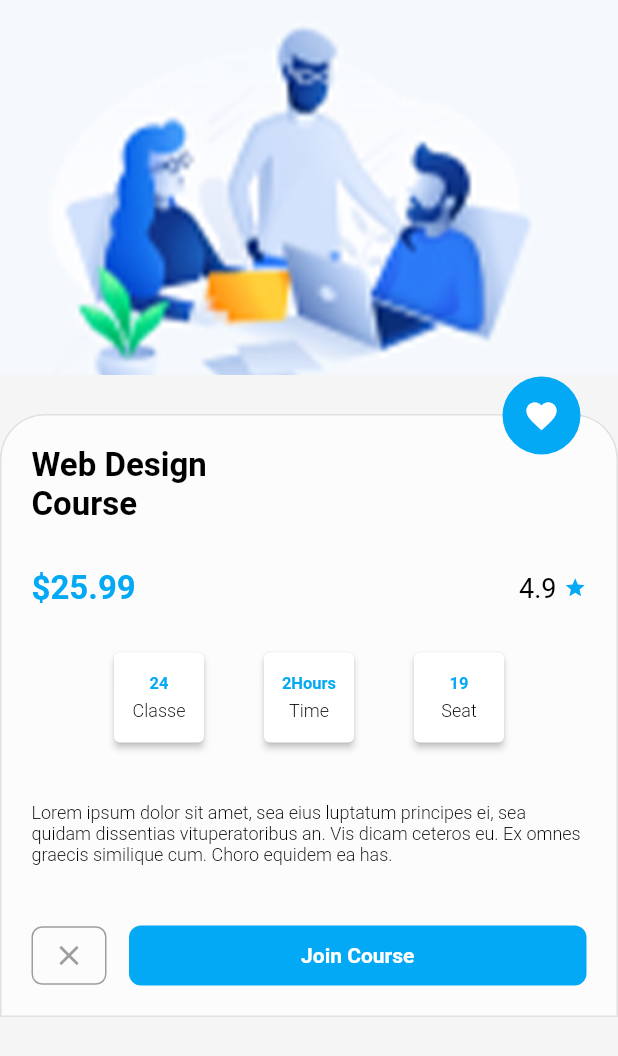
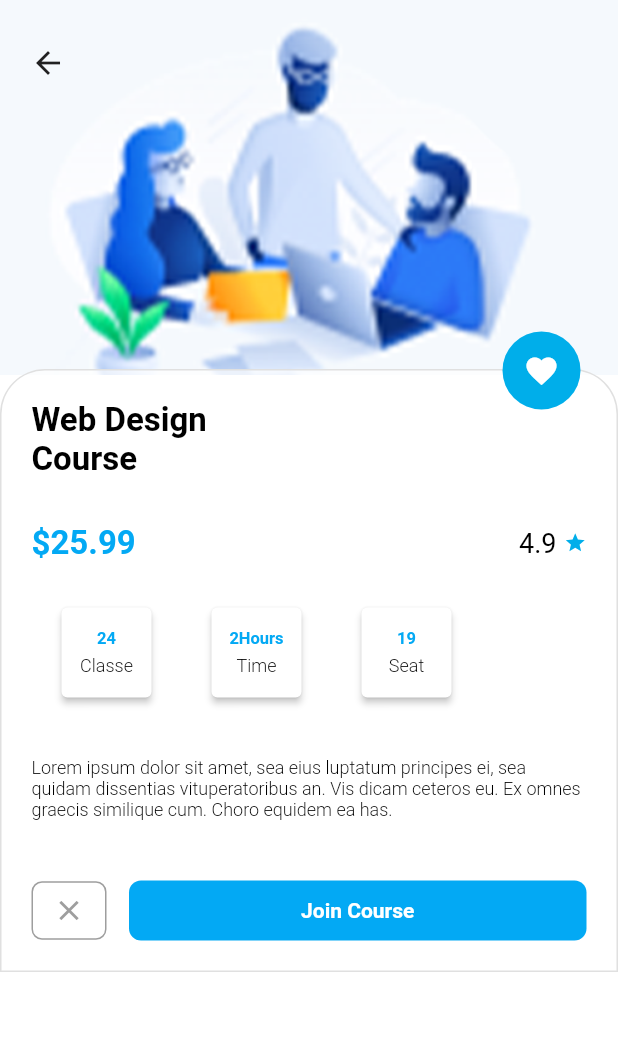
Before and after one commit to mohamedsamirmohamedsalem/ui_task, a Flutter app: the screen it shows after launch, after a tap on "User interface Design", on a phone screen of 412 x 824 dp. Shown: the top 1056 px of the screen. Run offline on Flutter 3.47's test engine with Material 2 defaults, Android fonts, the phone set to English and light mode, and no system bars; our stand-ins replace device_preview.

Commit message:
code refactor

```diff
--- a/lib/CourseDesign/view/CourseDesignScreen.dart
+++ b/lib/CourseDesign/view/CourseDesignScreen.dart
@@ -6,14 +6,19 @@ import 'package:ui_task/Widget/popular_course_view.dart';
 import 'package:ui_task/resources/Dimens.dart';
 import 'package:ui_task/resources/colors.dart';
 import 'package:ui_task/resources/constants.dart';
+import 'package:ui_task/resources/strings.dart';
 
-class CourseDesignScreen extends StatefulWidget {
-  @override
-  _CourseDesignScreenState createState() => _CourseDesignScreenState();
-}
+// class CourseDesignScreen extends StatefulWidget {
+// //   @override
+// //   _CourseDesignScreenState createState() => _CourseDesignScreenState();
+// // }
+// //
+// // class _CourseDesignScreenState extends State<CourseDesignScreen> {
+// //
 
-class _CourseDesignScreenState extends State<CourseDesignScreen> {
-  int CategoryIndex = 0;
+class CourseDesignScreen extends StatelessWidget {
+  int categoryIndex = 0;
+
   @override
   Widget build(BuildContext context) {
     // TODO: implement build
@@ -25,22 +30,14 @@ class _CourseDesignScreenState extends State<CourseDesignScreen> {
             color: WHITE,
             child: ListView(
               children: <Widget>[
-                HomeHeaderView(context),
-                SizedBox(
-                  height: 8,
-                ),
-                SearcharBar(context),
-                SizedBox(
-                  height: 8,
-                ),
-                CategoryView(context, onCategoryListClick, CategoryIndex),
-                SizedBox(
-                  height: 8,
-                ),
-                buildDesationCollection(context),
-                SizedBox(
-                  height: 8,
-                ),
+                homeHeaderView(context),
+                SizedBox(height: DIMEN_8),
+                searchBar(context),
+                SizedBox(height: DIMEN_8),
+                categoryView(context, onCategoryListClick, categoryIndex),
+                SizedBox(height: DIMEN_8),
+                buildDestinationCollection(context),
+                SizedBox(height: DIMEN_8),
                 Container(
                     padding: const EdgeInsets.only(
                         top: DIMEN_8,
@@ -48,21 +45,16 @@ class _CourseDesignScreenState extends State<CourseDesignScreen> {
                         right: DIMEN_16,
                         bottom: DIMEN_24),
                     child: Text(
-                    "Popular Course",
+                      popularCourse,
                       style: TextStyle(
                           decoration: TextDecoration.none,
                           color: DARK_BLACK,
                           fontWeight: FontWeight.w700,
                           fontSize: DIMEN_21),
-                  ),
-                ),
-                SizedBox(
-                  height: 8,
-                ),
+                    )),
+                SizedBox(height: DIMEN_8),
                 buildPopularCourse(context),
-                SizedBox(
-                  height: 8,
-                ),
+                SizedBox(height: DIMEN_8),
               ],
             )),
       ),
@@ -70,12 +62,11 @@ class _CourseDesignScreenState extends State<CourseDesignScreen> {
   }
 
   onCategoryListClick(int index) {
-    CategoryIndex = index;
-    setState(() {});
-  }
+    categoryIndex = index;
+    //setState(() {});
   }
 
-Widget HomeHeaderView(context) {
+  Widget homeHeaderView(context) {
     return Container(
         padding: const EdgeInsets.only(
             top: DIMEN_32, left: DIMEN_16, right: DIMEN_16, bottom: DIMEN_16),
@@ -91,7 +82,7 @@ Widget HomeHeaderView(context) {
                 crossAxisAlignment: CrossAxisAlignment.start,
                 children: <Widget>[
                   Text(
-                  "Choose Your",
+                    chooseYour,
                     style: TextStyle(
                         decoration: TextDecoration.none,
                         color: GRAY_ITEM_TEXT,
@@ -99,7 +90,7 @@ Widget HomeHeaderView(context) {
                         fontSize: DIMEN_18),
                   ),
                   Text(
-                  "Design Course",
+                    designCourse,
                     style: TextStyle(
                         decoration: TextDecoration.none,
                         color: DARK_BLACK,
@@ -110,41 +101,42 @@ Widget HomeHeaderView(context) {
               ),
             ),
             Container(
-            width: 35.0,
-            height: 35.0,
+              width: DIMEN_35,
+              height: DIMEN_35,
               child: Image.asset("assets/userImage.png"),
             ),
           ],
         ));
   }
 
-Widget SearcharBar(context) {
+  Widget searchBar(context) {
     return Container(
-    height: 45,
+      height: DIMEN_45,
       width: MediaQuery.of(context).size.width * 0.7,
       alignment: Alignment.centerRight,
       margin: const EdgeInsets.symmetric(horizontal: DIMEN_16, vertical: 10),
       decoration: BoxDecoration(
-      color: Color(0xFFE0E0E0),
-      borderRadius: BorderRadius.all(Radius.circular(15)),
+        color: GRAY_FILL,
+        borderRadius: BorderRadius.all(Radius.circular(DIMEN_15)),
       ),
       child: TextField(
-      style: TextStyle(fontSize: 16, color: Colors.black),
-      cursorColor: Colors.grey,
+        style: TextStyle(fontSize: DIMEN_16, color: Colors.black),
+        cursorColor: GREY,
         decoration: InputDecoration(
             border: InputBorder.none,
             prefixIcon: Icon(
               Icons.search,
-            color: Colors.grey,
-            size: 16,
+              color: GREY,
+              size: DIMEN_16,
             ),
-          hintText: "Search...",
-          hintStyle: TextStyle(fontSize: 14, color: Colors.grey)),
+            hintText: search,
+            hintStyle: TextStyle(fontSize: DIMEN_14, color: GREY)),
       ),
     );
   }
 
-Widget CategoryView(context, Function onCategoryListClick, int CategoryIndex) {
+  Widget categoryView(
+      context, Function onCategoryListClick, int categoryIndex) {
     return Column(
       crossAxisAlignment: CrossAxisAlignment.start,
       children: <Widget>[
@@ -152,7 +144,7 @@ Widget CategoryView(context, Function onCategoryListClick, int CategoryIndex) {
           padding: const EdgeInsets.only(
               top: DIMEN_8, left: DIMEN_16, right: DIMEN_16, bottom: DIMEN_24),
           child: Text(
-          "Category",
+            category,
             style: TextStyle(
                 decoration: TextDecoration.none,
                 color: DARK_BLACK,
@@ -161,7 +153,7 @@ Widget CategoryView(context, Function onCategoryListClick, int CategoryIndex) {
           ),
         ),
         Container(
-        height: 40,
+          height: DIMEN_40,
           child: ListView.builder(
             primary: false,
             scrollDirection: Axis.horizontal,
@@ -177,20 +169,20 @@ Widget CategoryView(context, Function onCategoryListClick, int CategoryIndex) {
                       width: MediaQuery.of(context).size.width * 0.25,
                       decoration: BoxDecoration(
                         border: Border.all(color: LIGHT_BLUE),
-                      borderRadius: BorderRadius.circular(30.0),
+                        borderRadius: BorderRadius.circular(DIMEN_30),
                       ),
                       child: ClipRRect(
-                      borderRadius: BorderRadius.circular(30.0),
+                        borderRadius: BorderRadius.circular(DIMEN_30),
                         child: Material(
-                        color: CategoryIndex != index
-                            ? Colors.white
+                          color: categoryIndex != index
+                              ? WHITE
                               : LIGHT_BLUE, // button color
                           child: SizedBox(
                             child: Center(
                               child: Text(
                                 name[index],
                                 style: TextStyle(
-                                  color: CategoryIndex != index
+                                    color: categoryIndex != index
                                         ? LIGHT_BLUE
                                         : WHITE),
                               ),
@@ -205,7 +197,7 @@ Widget CategoryView(context, Function onCategoryListClick, int CategoryIndex) {
     );
   }
 
-buildDesationCollection(BuildContext context) {
+  buildDestinationCollection(BuildContext context) {
     List<Category> categoryList = Category.categoryList;
     return Container(
       height: MediaQuery.of(context).size.height / 4.5,
@@ -228,7 +220,6 @@ buildDesationCollection(BuildContext context) {
   Widget buildPopularCourse(BuildContext context) {
     List<Category> categoryList = Category.popularCourseList;
     return Container(
-    //height: MediaQuery.of(context).size.height / 2,
       child: GridView.builder(
         shrinkWrap: true,
         physics: NeverScrollableScrollPhysics(),
@@ -245,3 +236,4 @@ Widget buildPopularCourse(BuildContext context) {
       ),
     );
   }
+}
--- a/lib/CourseDesignDetails/view/CourseCardDetails.dart
+++ b/lib/CourseDesignDetails/view/CourseCardDetails.dart
@@ -1,46 +1,47 @@
 import 'package:flutter/cupertino.dart';
 import 'package:flutter/material.dart';
 import 'package:ui_task/resources/Dimens.dart';
+import 'package:ui_task/resources/colors.dart';
 import 'package:ui_task/resources/constants.dart';
 import 'package:ui_task/resources/images.dart';
+import 'package:ui_task/resources/strings.dart';
 import 'package:ui_task/resources/styles.dart';
 
-class CourseCardDetails extends StatefulWidget {
-  @override
-  _CourseCardDetailsState createState() => _CourseCardDetailsState();
-}
-
-class _CourseCardDetailsState extends State<CourseCardDetails> {
-  final String courseDetailsText =
-      "Lorem ipsum dolor sit amet, sea eius luptatum principes ei, sea quidam dissentias vituperatoribus an. Vis dicam ceteros eu. Ex omnes graecis similique cum. Choro equidem ea has.";
-  final String webDesign = "Web Design";
-  final String course = "Course";
-  final String cost = "\$25.99";
-  final String rating = "4.9";
-  final String joinCourseText = "Join Course";
-  final String classe = "Classe";
-  final String seat = "Seat";
-  final String time = "Time";
-
+class CourseCardDetails extends StatelessWidget {
 // MARK:- UI Layer
   @override
   Widget build(BuildContext context) {
     return Container(
       height: MediaQuery.of(context).size.height,
-      color: Colors.grey[100],
+      color: WHITE,
       child: Stack(
         alignment: Alignment.topLeft,
         children: [
-          buildTopImage(),
+          buildTopImage(context: context),
           buildBottomSection(),
+          buildBackButton(context: context),
         ],
       ),
     );
   }
 
-  Container buildTopImage() {
+  Widget buildBackButton({BuildContext context}) {
+    return GestureDetector(
+      onTap: () => back(context: context),
+      child: Container(
+          padding:
+              EdgeInsets.symmetric(horizontal: DIMEN_20, vertical: DIMEN_30),
+          child: Icon(Icons.arrow_back)),
+    );
+  }
+
+  void back({BuildContext context}) {
+    Navigator.pop(context);
+  }
+
+  Container buildTopImage({BuildContext context}) {
     return Container(
-      color: Colors.white,
+      color: WHITE,
       child: Image(
         height: 250,
         fit: BoxFit.cover,
@@ -53,8 +54,8 @@ class _CourseCardDetailsState extends State<CourseCardDetails> {
   Widget buildBottomSection() {
     return SingleChildScrollView(
       child: Container(
-        color: Colors.transparent,
-        padding: EdgeInsets.only(top: 250),
+        color: TRANSPARENT,
+        padding: EdgeInsets.only(top: 220),
         child: Stack(
           alignment: Alignment.topLeft,
           children: <Widget>[
@@ -102,11 +103,11 @@ class _CourseCardDetailsState extends State<CourseCardDetails> {
       child: Padding(
           padding: EdgeInsets.only(right: DIMEN_25, top: DIMEN_1),
           child: CircleAvatar(
-            backgroundColor: Colors.lightBlue,
+            backgroundColor: LIGHT_BLUE,
             radius: DIMEN_26,
             child: Icon(
               Icons.favorite,
-              color: Colors.white,
+              color: WHITE,
             ),
           )),
     );
@@ -120,23 +121,17 @@ class _CourseCardDetailsState extends State<CourseCardDetails> {
         crossAxisAlignment: CrossAxisAlignment.center,
         mainAxisSize: MainAxisSize.max,
         children: <Widget>[
-          Text(
-            cost,
-            style: kMainHeaderBlueTextStyle,
-          ),
+          buildSingleText(text: cost, style: kMainHeaderBlueTextStyle),
           Row(
             mainAxisAlignment: MainAxisAlignment.start,
             crossAxisAlignment: CrossAxisAlignment.center,
             mainAxisSize: MainAxisSize.max,
             children: <Widget>[
-              Text(
-                rating,
-                style: kmeduimBlackTextStyle,
-              ),
+              buildSingleText(text: rating, style: kmeduimBlackTextStyle),
               SizedBox(width: DIMEN_5),
               Icon(
                 Icons.star,
-                color: Colors.lightBlue,
+                color: LIGHT_BLUE,
                 size: DIMEN_15,
               ),
             ],
@@ -148,7 +143,7 @@ class _CourseCardDetailsState extends State<CourseCardDetails> {
 
   Widget buildSingleCard({String upText, String downText}) {
     return Card(
-      color: Colors.white,
+      color: WHITE,
       margin: EdgeInsets.fromLTRB(DIMEN_20, DIMEN_0, DIMEN_20, DIMEN_40),
       elevation: DIMEN_2,
       child: Container(
@@ -159,17 +154,9 @@ class _CourseCardDetailsState extends State<CourseCardDetails> {
           crossAxisAlignment: CrossAxisAlignment.center,
           mainAxisSize: MainAxisSize.max,
           children: <Widget>[
-            Text(
-              upText,
-              style: ksubHeaderBlueTextStyle,
-            ),
-            SizedBox(
-              height: DIMEN_5,
-            ),
-            Text(
-              downText,
-              style: ksubHeaderBlackTextStyle,
-            ),
+            buildSingleText(text: upText, style: ksubHeaderBlueTextStyle),
+            SizedBox(height: DIMEN_5),
+            buildSingleText(text: downText, style: ksubHeaderBlackTextStyle),
           ],
         ),
       ),
@@ -177,7 +164,8 @@ class _CourseCardDetailsState extends State<CourseCardDetails> {
   }
 
   Widget buildCourseDetailsCard() {
-    return Row(
+    return FittedBox(
+      child: Row(
         mainAxisAlignment: MainAxisAlignment.center,
         crossAxisAlignment: CrossAxisAlignment.center,
         mainAxisSize: MainAxisSize.max,
@@ -186,6 +174,7 @@ class _CourseCardDetailsState extends State<CourseCardDetails> {
           buildSingleCard(upText: "2Hours", downText: time),
           buildSingleCard(upText: "19", downText: seat),
         ],
+      ),
     );
   }
 
@@ -205,7 +194,7 @@ class _CourseCardDetailsState extends State<CourseCardDetails> {
               child: Center(
                 child: Icon(
                   Icons.clear,
-                  color: Colors.grey,
+                  color: GREY,
                   size: DIMEN_22,
                 ),
               ),
@@ -218,11 +207,8 @@ class _CourseCardDetailsState extends State<CourseCardDetails> {
                 height: DIMEN_40,
                 decoration: kBoxDecorationAllSide8,
                 child: Center(
-                  child: Text(
-                    joinCourseText,
-                    style: kButtonTextStyle,
-                  ),
-                ),
+                    child: buildSingleText(
+                        text: joinCourseText, style: kButtonTextStyle)),
               ),
             ),
           ),
--- a/lib/main.dart
+++ b/lib/main.dart
@@ -1,8 +1,12 @@
+import 'package:device_preview/device_preview.dart';
 import 'package:flutter/material.dart';
 import 'package:ui_task/CourseDesign/view/CourseDesignScreen.dart';
 
 void main() {
-  runApp(MyApp());
+  runApp(DevicePreview(
+    areSettingsEnabled: false,
+    builder: (context) => MyApp(),
+  ));
 }
 
 class MyApp extends StatelessWidget {
--- a/lib/resources/colors.dart
+++ b/lib/resources/colors.dart
@@ -28,3 +28,5 @@ const Color PROFILE_VALUE = Color(0xFF5a5a5a);
 const Color SWITCH_TRACK = Color(0xFFa6a6a6);
 const Color RED = Color(0xFFff0000);
 const Color SUPPLIER_BORDER = Color(0xFFcbcbcb);
+const Color TRANSPARENT = Colors.transparent;
+const Color GREY = Colors.grey;
--- /dev/null
+++ b/lib/resources/strings.dart
@@ -0,0 +1,15 @@
+final String courseDetailsText =
+    "Lorem ipsum dolor sit amet, sea eius luptatum principes ei, sea quidam dissentias vituperatoribus an. Vis dicam ceteros eu. Ex omnes graecis similique cum. Choro equidem ea has.";
+final String webDesign = "Web Design";
+final String course = "Course";
+final String cost = "\$25.99";
+final String rating = "4.9";
+final String joinCourseText = "Join Course";
+final String classe = "Classe";
+final String seat = "Seat";
+final String time = "Time";
+final String popularCourse = "Popular Course";
+final String chooseYour = "Choose Your";
+final String designCourse = "Design Course";
+final String search = "Search...";
+final String category = "Category";
```
Also changed, not shown: pubspec.lock, 9 other files. Lines whose indentation alone changed are shown as unchanged.
